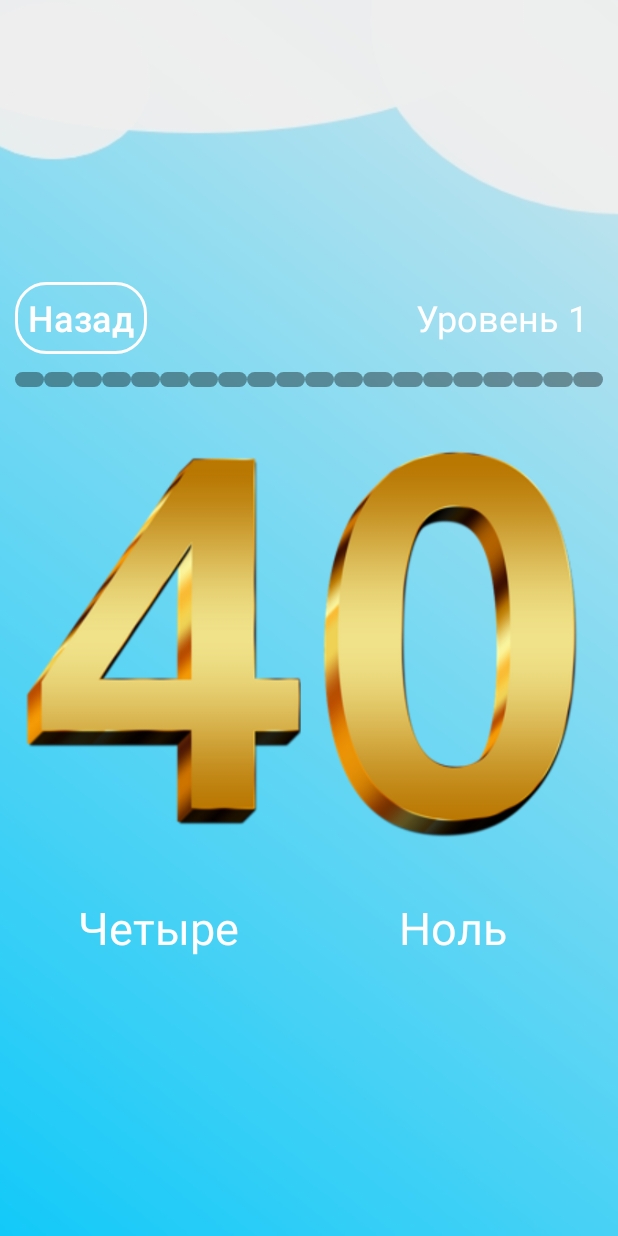
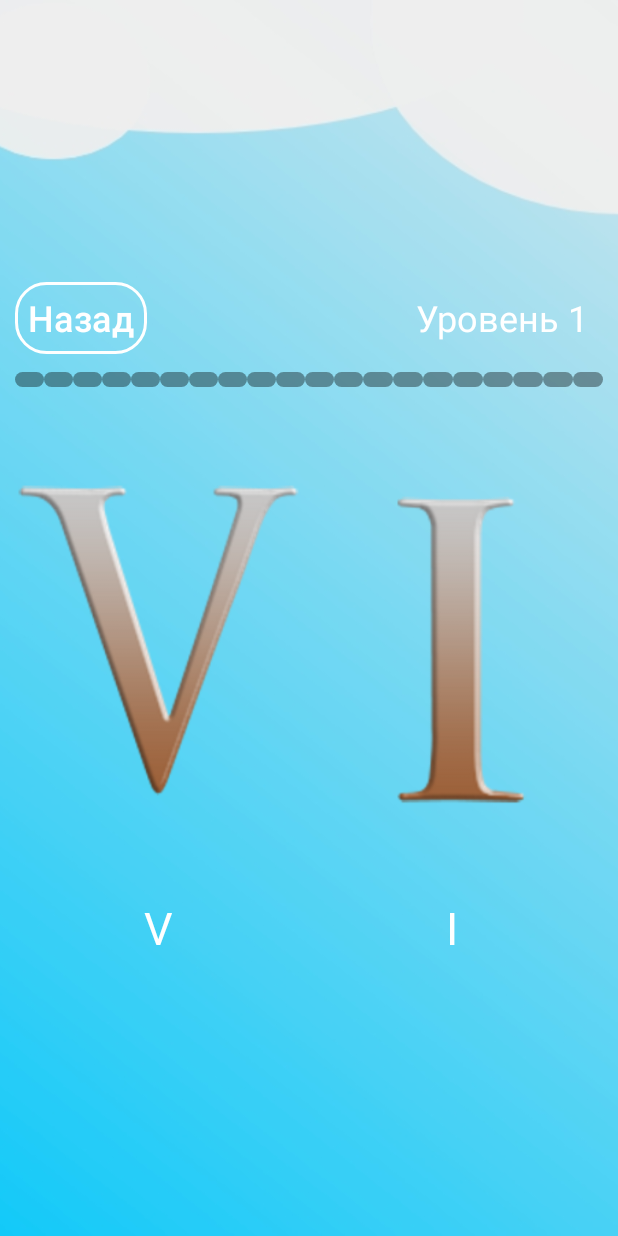
Before and after one commit to t0in4/wordskills_certification, an Android app: the Level2 screen opened directly, with no data from a screen before it, on a phone screen of 412 x 824 dp. Run offline under Robolectric (Android 15) with nearby library versions, the phone set to English and light mode, and no system bars.

Commit message:
1 added questions for level two
2 again work around with java.lang.RuntimeException: Unable to start activity java.lang.NullPointerException
the real cause was - when making instance of ImageView and TextView - i didn't point to dialog window where will be appear new image and new text. So, it must be dialog.findViewById<ImageView>(R.id.previewimg).setImageResource(R.drawable.previewimgtwo)

```diff
--- a/app/src/main/java/com/eyehail/rubinpazzles/Array.kt
+++ b/app/src/main/java/com/eyehail/rubinpazzles/Array.kt
@@ -30,4 +30,34 @@ object Array {
 
 
     //first level array - end
+
+    //second level array - start
+    val images2 = arrayOf(
+        R.drawable.twolevel_one,
+        R.drawable.twolevel_two,
+        R.drawable.twolevel_three,
+        R.drawable.twolevel_four,
+        R.drawable.twolevel_five,
+        R.drawable.twolevel_six,
+        R.drawable.twolevel_seven,
+        R.drawable.twolevel_eight,
+        R.drawable.twolevel_nine,
+        R.drawable.twolevel_ten
+    )
+
+    val texts2 = arrayOf(
+        R.string.lvl2text0,
+        R.string.lvl2text1,
+        R.string.lvl2text2,
+        R.string.lvl2text3,
+        R.string.lvl2text4,
+        R.string.lvl2text5,
+        R.string.lvl2text6,
+        R.string.lvl2text7,
+        R.string.lvl2text8,
+        R.string.lvl2text9
+    )
+
+
+    //second level array - end
 }
--- /dev/null
+++ b/app/src/main/java/com/eyehail/rubinpazzles/ImageChanger.kt
@@ -0,0 +1,6 @@
+package com.eyehail.rubinpazzles
+
+data class ImageChanger (
+    val image: Int,
+
+)
--- a/app/src/main/java/com/eyehail/rubinpazzles/Level2.kt
+++ b/app/src/main/java/com/eyehail/rubinpazzles/Level2.kt
@@ -2,9 +2,11 @@ package com.eyehail.rubinpazzles
 
 import android.annotation.SuppressLint
 import android.app.Dialog
+import android.content.Context
 import android.content.Intent
 import android.graphics.Color
 import android.graphics.drawable.ColorDrawable
+import android.graphics.drawable.Drawable
 import android.os.Build
 import androidx.appcompat.app.AppCompatActivity
 import android.os.Bundle
@@ -17,6 +19,8 @@ import android.view.animation.AnimationUtils
 import android.widget.Button
 import android.widget.ImageView
 import android.widget.TextView
+import androidx.core.content.ContextCompat
+import androidx.core.content.res.ResourcesCompat
 import kotlin.properties.Delegates
 import kotlin.random.Random
 
@@ -75,13 +79,26 @@ class Level2 : AppCompatActivity() {
         // programmatically setting image into the dialog window - start
         //findViewById<ImageView>(R.id.previewimg)?.setImageResource(R.drawable.previewimg2)
         // above code without if not null checker, return a java.lang.RuntimeException: Unable to start activity java.lang.NullPointerException
-        val dialogImageLevelTwo = findViewById<ImageView>(R.id.previewimg)
-        if (dialogImageLevelTwo != null) dialogImageLevelTwo.setImageResource(R.drawable.previewimgtwo)
+        //val dialogImageLevelTwo = findViewById<ImageView>(R.id.previewimg)
+        //if (findViewById<ImageView>(R.id.previewimg) != null) findViewById<ImageView>(R.id.previewimg).setImageDrawable(resources.getDrawable(R.drawable.previewimgtwo))
+
+        //val myImage: Drawable? = ResourcesCompat.getDrawable(resources, R.drawable.previewimgtwo, null)
+        /*val myImage = getResources().getIdentifier("com.eyehail.rubinpazzles:drawable/" + "previewimgtwo", null, null)
+val leveltwodialog = findViewById<ImageView>(R.id.previewimg)
+        leveltwodialog.setImageResource(myImage)*/
+        /*val imageView = ImageView(this).apply {
+            setImageResource(R.drawable.previewimgtwo)
+        }
+        findViewById<ImageView>(R.id.previewimg).setImageResource(R.drawable.previewimgtwo)*/
+        val imageView = ImageChanger(R.drawable.previewimgtwo)
+        val myImage = dialog.findViewById<ImageView>(R.id.previewimg)
+        myImage.setImageResource(R.drawable.previewimgtwo)
 
         //programmatically setting image into the dialog window - end
 
         // programmatically setting description into the dialog windwo - start
-        if (findViewById<TextView>(R.id.textdescription) != null) findViewById<TextView>(R.id.textdescription).setText(R.string.leveltwo)
+         dialog.findViewById<TextView>(R.id.textdescription).setText(resources.getText(R.string.leveltwo))
+        //findViewById<TextView>(R.id.textdescription).setText(resources.getText(R.string.leveltwo))
         // programmatically setting description into the dialog window - end
 
         //button which closes the dialog window - start
@@ -119,16 +136,16 @@ class Level2 : AppCompatActivity() {
 
         numLeft = (0 until 10).random()
 
-        findViewById<ImageView>(R.id.image_left).setImageResource(Array.images1[numLeft]) // set image to left
-        findViewById<TextView>(R.id.text_left).setText(Array.texts1[numLeft]) // set left text under image
+        findViewById<ImageView>(R.id.image_left).setImageResource(Array.images2[numLeft]) // set image to left
+        findViewById<TextView>(R.id.text_left).setText(Array.texts2[numLeft]) // set left text under image
 
 
         numRight = (0 until 10).random()
         while (numLeft == numRight) {
             numRight = (0 until 10).random()
         }
-        findViewById<ImageView>(R.id.image_right).setImageResource(Array.images1[numRight])
-        findViewById<TextView>(R.id.text_right).setText(Array.texts1[numRight])
+        findViewById<ImageView>(R.id.image_right).setImageResource(Array.images2[numRight])
+        findViewById<TextView>(R.id.text_right).setText(Array.texts2[numRight])
 
         //making left picture clickable - start
         findViewById<ImageView>(R.id.image_left).setOnTouchListener { view, motionEvent ->
@@ -176,18 +193,18 @@ class Level2 : AppCompatActivity() {
                     } else {
                         numLeft = (0 until 10).random() //generating random
 
-                        findViewById<ImageView>(R.id.image_left).setImageResource(Array.images1[numLeft]) // set image to left
+                        findViewById<ImageView>(R.id.image_left).setImageResource(Array.images2[numLeft]) // set image to left
                         findViewById<ImageView>(R.id.image_left).startAnimation(a)
-                        findViewById<TextView>(R.id.text_left).setText(Array.texts1[numLeft]) // set left text under image
+                        findViewById<TextView>(R.id.text_left).setText(Array.texts2[numLeft]) // set left text under image
 
 
                         numRight = (0 until 10).random()
                         while (numLeft == numRight) {
                             numRight = (0 until 10).random()
                         }
-                        findViewById<ImageView>(R.id.image_right).setImageResource(Array.images1[numRight])
+                        findViewById<ImageView>(R.id.image_right).setImageResource(Array.images2[numRight])
                         findViewById<ImageView>(R.id.image_right).startAnimation(a)
-                        findViewById<TextView>(R.id.text_right).setText(Array.texts1[numRight])
+                        findViewById<TextView>(R.id.text_right).setText(Array.texts2[numRight])
                         findViewById<ImageView>(R.id.image_right).setEnabled(true) //enable right image
 
                     }
@@ -249,18 +266,18 @@ class Level2 : AppCompatActivity() {
                 } else {
                     numLeft = (0 until 10).random() //generating random
 
-                    findViewById<ImageView>(R.id.image_left).setImageResource(Array.images1[numLeft]) // set image to left
+                    findViewById<ImageView>(R.id.image_left).setImageResource(Array.images2[numLeft]) // set image to left
                     findViewById<ImageView>(R.id.image_left).startAnimation(a)
-                    findViewById<TextView>(R.id.text_left).setText(Array.texts1[numLeft]) // set left text under image
+                    findViewById<TextView>(R.id.text_left).setText(Array.texts2[numLeft]) // set left text under image
 
 
                     numRight = (0 until 10).random()
                     while (numLeft == numRight) {
                         numRight = (0 until 10).random()
                     }
-                    findViewById<ImageView>(R.id.image_right).setImageResource(Array.images1[numRight])
+                    findViewById<ImageView>(R.id.image_right).setImageResource(Array.images2[numRight])
                     findViewById<ImageView>(R.id.image_right).startAnimation(a)
-                    findViewById<TextView>(R.id.text_right).setText(Array.texts1[numRight])
+                    findViewById<TextView>(R.id.text_right).setText(Array.texts2[numRight])
                     findViewById<ImageView>(R.id.image_left).setEnabled(true) //enable left image
 
                 }
--- a/app/src/main/res/layout/previewdialog.xml
+++ b/app/src/main/res/layout/previewdialog.xml
@@ -33,7 +33,8 @@
             android:id="@+id/previewimg"
             android:src="@drawable/previewimgone"
             android:layout_weight="60"
-            android:layout_marginTop="10dp"/>
+            android:layout_marginTop="10dp"
+            />
         <TextView
             android:layout_width="wrap_content"
             android:layout_height="0dp"
--- a/app/src/main/res/values/textforlevels.xml
+++ b/app/src/main/res/values/textforlevels.xml
@@ -10,4 +10,15 @@
     <string name="lvl1text7">Семь</string>
     <string name="lvl1text8">Восемь</string>
     <string name="lvl1text9">Девять</string>
+
+    <string name="lvl2text0">I</string>
+    <string name="lvl2text1">II</string>
+    <string name="lvl2text2">III</string>
+    <string name="lvl2text3">IV</string>
+    <string name="lvl2text4">V</string>
+    <string name="lvl2text5">VI</string>
+    <string name="lvl2text6">VII</string>
+    <string name="lvl2text7">VIII</string>
+    <string name="lvl2text8">IXь</string>
+    <string name="lvl2text9">X</string>
 </resources>
```
